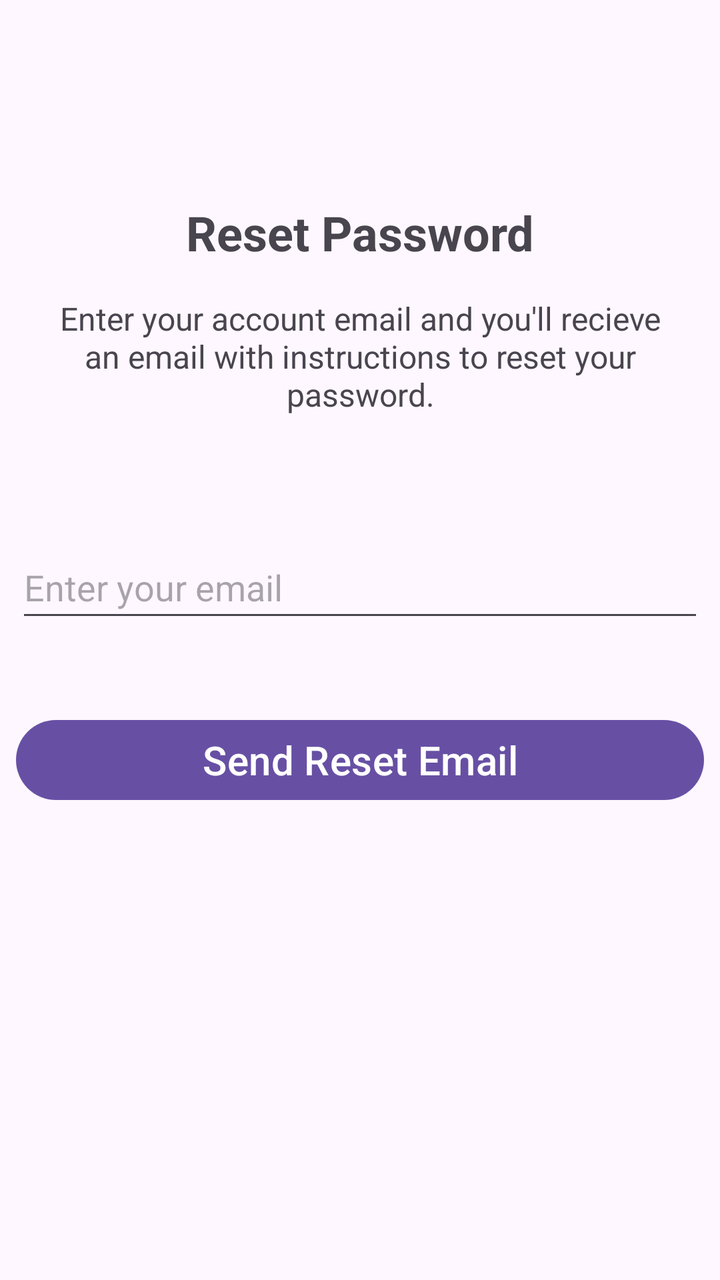
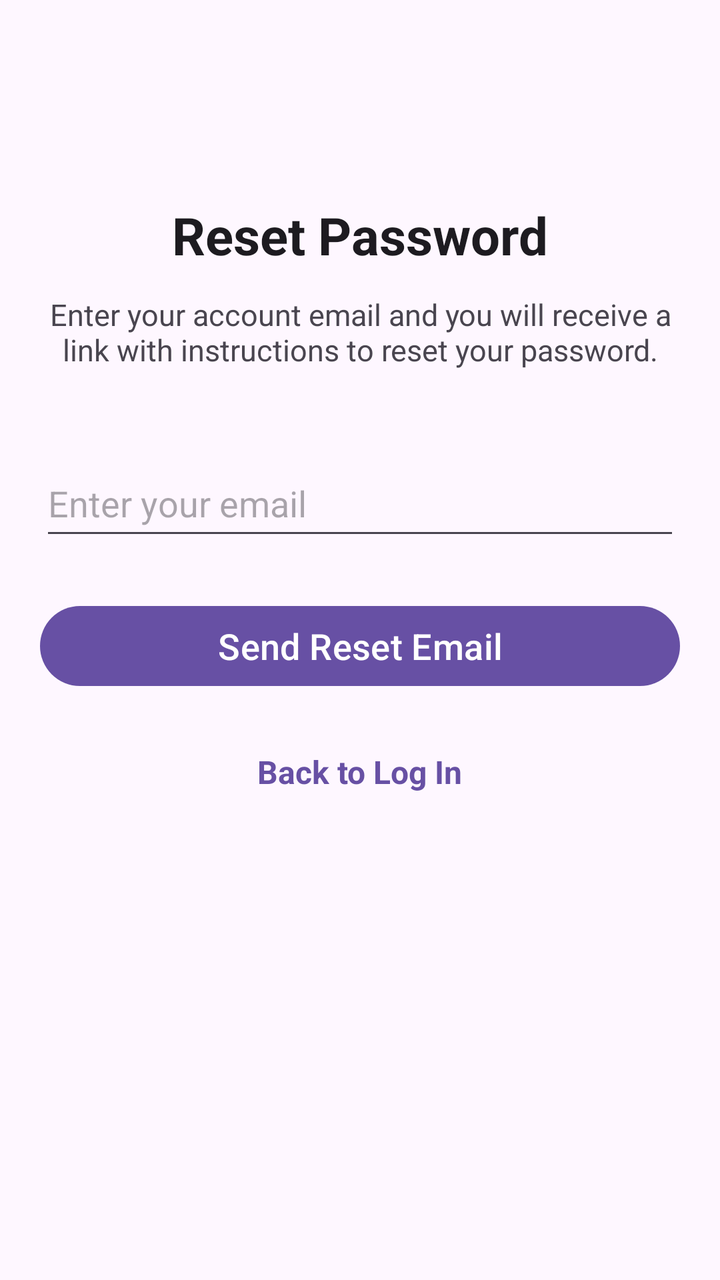

Screens rendered from an Android XML layout before and after an edit, with the pre-edit source and the edit as a unified diff.
<!-- AndroidManifest.xml: application theme Theme.WatchMe -->
<!-- res/layout/fragment_forget_password.xml -->
<?xml version="1.0" encoding="utf-8"?>
<FrameLayout xmlns:android="http://schemas.android.com/apk/res/android"
    xmlns:app="http://schemas.android.com/apk/res-auto"
    xmlns:tools="http://schemas.android.com/tools"
    android:layout_width="match_parent"
    android:layout_height="match_parent"
    tools:context=".accessusers.ForgetPassword">

    <androidx.constraintlayout.widget.ConstraintLayout
        android:layout_width="match_parent"
        android:layout_height="match_parent">

        <TextView
            android:id="@+id/title_tv"
            android:layout_width="wrap_content"
            android:layout_height="wrap_content"
            android:layout_marginTop="100dp"
            android:text="Reset Password"
            android:textSize="24sp"
            android:textStyle="bold"
            app:layout_constraintEnd_toEndOf="parent"
            app:layout_constraintStart_toStartOf="parent"
            app:layout_constraintTop_toTopOf="parent" />

        <TextView
            android:id="@+id/desc_tv"
            android:layout_width="0dp"
            android:layout_height="wrap_content"
            android:layout_marginStart="16dp"
            android:layout_marginTop="16dp"
            android:layout_marginEnd="16dp"
            android:text="Enter your account email and you'll recieve an email with instructions to reset your password."
            android:textAlignment="center"
            android:textSize="16sp"
            app:layout_constraintEnd_toEndOf="parent"
            app:layout_constraintStart_toStartOf="parent"
            app:layout_constraintTop_toBottomOf="@+id/title_tv" />

        <EditText
            android:id="@+id/email_edt"
            android:layout_width="0dp"
            android:layout_height="48dp"
            android:layout_marginStart="8dp"
            android:layout_marginTop="60dp"
            android:layout_marginEnd="8dp"
            android:ems="10"
            android:hint="Enter your email"
            android:inputType="textEmailAddress"
            app:layout_constraintEnd_toEndOf="parent"
            app:layout_constraintStart_toStartOf="parent"
            app:layout_constraintTop_toBottomOf="@+id/desc_tv" />

        <Button
            android:id="@+id/reset_btn"
            style="@style/Widget.Material3.Button"
            android:layout_width="0dp"
            android:layout_height="wrap_content"
            android:layout_marginStart="8dp"
            android:layout_marginTop="40dp"
            android:layout_marginEnd="8dp"
            android:text="Send Reset Email"
            android:textSize="20sp"
            app:layout_constraintEnd_toEndOf="parent"
            app:layout_constraintStart_toStartOf="parent"
            app:layout_constraintTop_toBottomOf="@+id/email_edt" />

    </androidx.constraintlayout.widget.ConstraintLayout>
</FrameLayout>
<!-- resources referenced by this layout -->
<resources>
  <style name="Theme.WatchMe" parent="Base.Theme.WatchMe" />
  <style name="Base.Theme.WatchMe" parent="Theme.Material3.DayNight.NoActionBar">
          
          
      </style>
</resources>

<!-- the commit's change to res/layout/fragment_forget_password.xml (unified diff, before → after) -->
@@ -8,15 +8,17 @@
 
     <androidx.constraintlayout.widget.ConstraintLayout
         android:layout_width="match_parent"
-        android:layout_height="match_parent">
+        android:layout_height="match_parent"
+        android:padding="20dp">
 
         <TextView
             android:id="@+id/title_tv"
             android:layout_width="wrap_content"
             android:layout_height="wrap_content"
-            android:layout_marginTop="100dp"
+            android:layout_marginTop="80dp"
             android:text="Reset Password"
-            android:textSize="24sp"
+            android:textColor="?android:attr/textColorPrimary"
+            android:textSize="26sp"
             android:textStyle="bold"
             app:layout_constraintEnd_toEndOf="parent"
             app:layout_constraintStart_toStartOf="parent"
@@ -26,12 +28,11 @@
             android:id="@+id/desc_tv"
             android:layout_width="0dp"
             android:layout_height="wrap_content"
-            android:layout_marginStart="16dp"
-            android:layout_marginTop="16dp"
-            android:layout_marginEnd="16dp"
-            android:text="Enter your account email and you'll recieve an email with instructions to reset your password."
+            android:layout_marginTop="12dp"
+            android:text="Enter your account email and you will receive a link with instructions to reset your password."
             android:textAlignment="center"
-            android:textSize="16sp"
+            android:textColor="?android:attr/textColorSecondary"
+            android:textSize="15sp"
             app:layout_constraintEnd_toEndOf="parent"
             app:layout_constraintStart_toStartOf="parent"
             app:layout_constraintTop_toBottomOf="@+id/title_tv" />
@@ -39,10 +40,8 @@
         <EditText
             android:id="@+id/email_edt"
             android:layout_width="0dp"
-            android:layout_height="48dp"
-            android:layout_marginStart="8dp"
-            android:layout_marginTop="60dp"
-            android:layout_marginEnd="8dp"
+            android:layout_height="50dp"
+            android:layout_marginTop="40dp"
             android:ems="10"
             android:hint="Enter your email"
             android:inputType="textEmailAddress"
@@ -50,19 +49,42 @@
             app:layout_constraintStart_toStartOf="parent"
             app:layout_constraintTop_toBottomOf="@+id/desc_tv" />
 
+        <ProgressBar
+            android:id="@+id/reset_progress"
+            style="?android:attr/progressBarStyleSmall"
+            android:layout_width="wrap_content"
+            android:layout_height="wrap_content"
+            android:layout_marginTop="16dp"
+            android:visibility="gone"
+            app:layout_constraintEnd_toEndOf="parent"
+            app:layout_constraintStart_toStartOf="parent"
+            app:layout_constraintTop_toBottomOf="@+id/email_edt" />
+
         <Button
             android:id="@+id/reset_btn"
             style="@style/Widget.Material3.Button"
             android:layout_width="0dp"
             android:layout_height="wrap_content"
-            android:layout_marginStart="8dp"
-            android:layout_marginTop="40dp"
-            android:layout_marginEnd="8dp"
+            android:layout_marginTop="24dp"
             android:text="Send Reset Email"
-            android:textSize="20sp"
+            android:textSize="18sp"
             app:layout_constraintEnd_toEndOf="parent"
             app:layout_constraintStart_toStartOf="parent"
-            app:layout_constraintTop_toBottomOf="@+id/email_edt" />
+            app:layout_constraintTop_toBottomOf="@+id/reset_progress" />
+
+        <TextView
+            android:id="@+id/back_to_login_tv"
+            android:layout_width="wrap_content"
+            android:layout_height="wrap_content"
+            android:layout_marginTop="20dp"
+            android:padding="8dp"
+            android:text="Back to Log In"
+            android:textColor="?attr/colorPrimary"
+            android:textSize="16sp"
+            android:textStyle="bold"
+            app:layout_constraintEnd_toEndOf="parent"
+            app:layout_constraintStart_toStartOf="parent"
+            app:layout_constraintTop_toBottomOf="@+id/reset_btn" />
 
     </androidx.constraintlayout.widget.ConstraintLayout>
 </FrameLayout>
